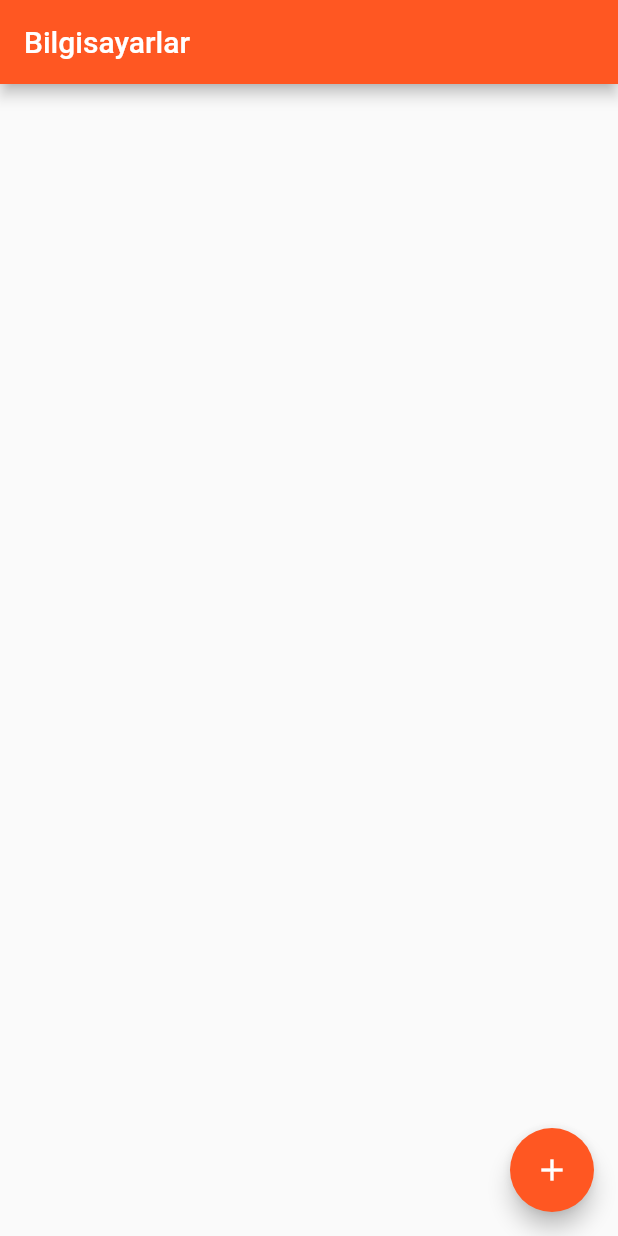
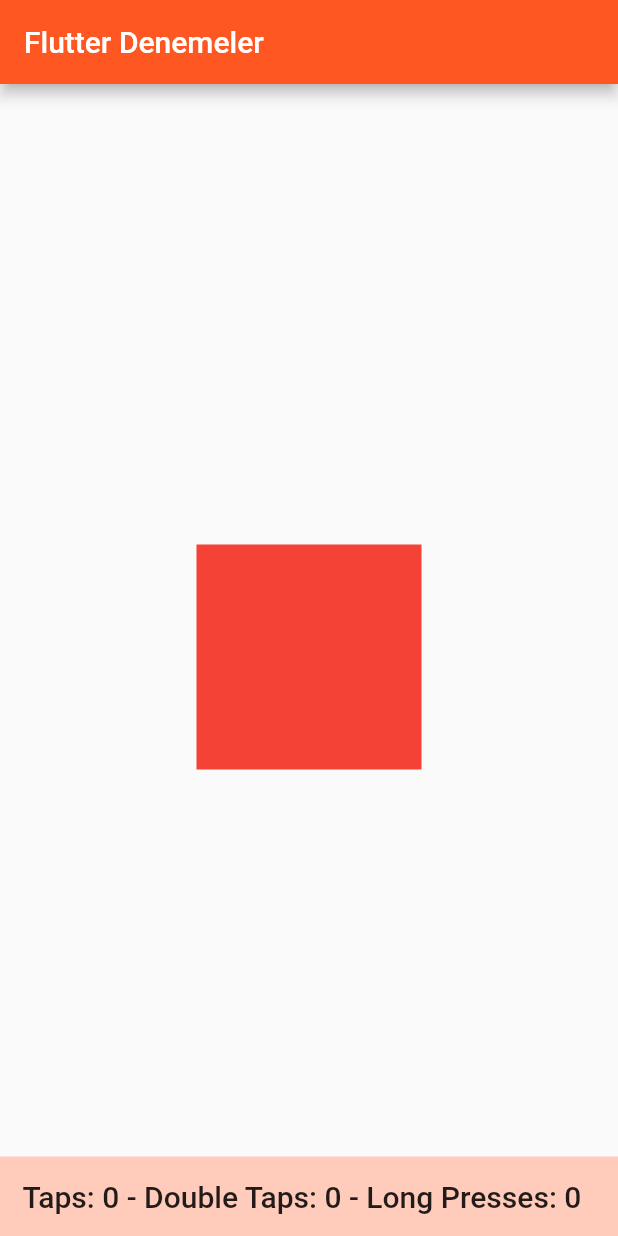
Before and after one commit to furkancelikci-rd/flutter-started, a Flutter app: the screen it shows after launch, on a phone screen of 412 x 824 dp. Run offline on Flutter 3.47's test engine with Material 2 defaults, Android fonts, the phone set to English and light mode, and no system bars; our stand-ins replace sqflite; accounts and stored records are empty.

Commit message:
animation and drag completed

```diff
--- a/lib/main.dart
+++ b/lib/main.dart
@@ -1,4 +1,5 @@
 import 'package:flutter/material.dart';
+import 'package:todo_app/screens/gesanim.dart';
 import 'package:todo_app/screens/todolist.dart';
 import 'package:todo_app/utils/dbhelper.dart';
 import 'package:todo_app/model/todo.dart';
@@ -14,7 +15,7 @@ class MyApp extends StatelessWidget {
       theme: ThemeData(
         primarySwatch: Colors.deepOrange,
       ),
-      home: MyHomePage(title: 'Bilgisayarlar'),
+      home: MyHomePage(title: 'Flutter Denemeler'),
     );
   }
 }
@@ -35,7 +36,7 @@ class _MyHomePageState extends State<MyHomePage> {
       appBar: new AppBar(
         title: new Text(widget.title),
       ),
-      body: TodoList(),
+      body: GesAnim(),
     );
   }
 }
--- /dev/null
+++ b/lib/screens/gesanim.dart
@@ -0,0 +1,114 @@
+import 'package:flutter/material.dart';
+
+class GesAnim extends StatefulWidget {
+  @override
+  State<StatefulWidget> createState() => new _GesAnimState();
+}
+
+class _GesAnimState extends State<GesAnim> with SingleTickerProviderStateMixin {
+  Animation<double> animation;
+  AnimationController animationController;
+
+  int numTaps = 0;
+  int numDoubleTaps = 0;
+  int numLongPress = 0;
+  double posX = 0.0;
+  double posY = 0.0;
+  double boxSize = 0.0;
+  final double fullboxSize = 150.0;
+
+  @override
+  void initState() {
+    super.initState();
+    animationController = AnimationController(
+      duration: const Duration(milliseconds: 5000),
+      vsync: this,
+    );
+    animation =
+        CurvedAnimation(parent: animationController, curve: Curves.easeInOut);
+
+    animation.addListener(() {
+      setState(() {
+        boxSize = fullboxSize * animation.value;
+      });
+      center(context);
+    });
+    animationController.forward();
+  }
+
+  @override
+  Widget build(BuildContext context) {
+    if (posX == 0.0) {
+      center(context);
+    }
+    return Scaffold(
+      //appBar: AppBar(
+      //  title: Text("Hareket ve Animasyon"),
+      //),
+      body: GestureDetector(
+          onTap: () {
+            setState(() {
+              numTaps++;
+            });
+          },
+          onDoubleTap: () {
+            setState(() {
+              numDoubleTaps++;
+            });
+          },
+          onLongPress: () {
+            setState(() {
+              numLongPress++;
+            });
+          },
+          onVerticalDragUpdate: (DragUpdateDetails value) {
+            setState(() {
+              posY += value.delta.dy;
+            });
+          },
+          onHorizontalDragUpdate: (DragUpdateDetails value) {
+            setState(() {
+              posX += value.delta.dx;
+            });
+          },
+          child: Stack(
+            children: <Widget>[
+              Positioned(
+                left: posX,
+                top: posY,
+                child: Container(
+                  width: boxSize,
+                  height: boxSize,
+                  decoration: BoxDecoration(color: Colors.red),
+                ),
+              )
+            ],
+          )),
+      bottomNavigationBar: Material(
+        color: Theme.of(context).primaryColorLight,
+        child: Padding(
+          padding: EdgeInsets.all(15.0),
+          child: Text(
+            "Taps: $numTaps - Double Taps: $numDoubleTaps - Long Presses: $numLongPress",
+            style: Theme.of(context).textTheme.title,
+          ),
+        ),
+      ),
+    );
+  }
+
+  @override
+  void dispose() {
+    animationController.dispose();
+    super.dispose();
+  }
+
+  void center(BuildContext context) {
+    posX = (MediaQuery.of(context).size.width / 2) - boxSize / 2;
+    posY = (MediaQuery.of(context).size.height / 2) - boxSize / 2 - 30.0;
+    setState(() {
+      posX = posX;
+      posY = posY;
+    });
+  }
+}
```
